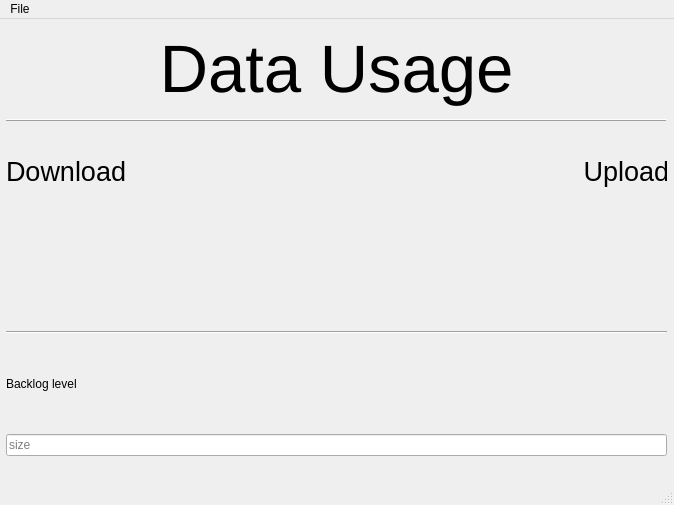
First picture: the form in packman/gui/ui/mainwindow.ui, repository Skynse/Packman, before the edit.
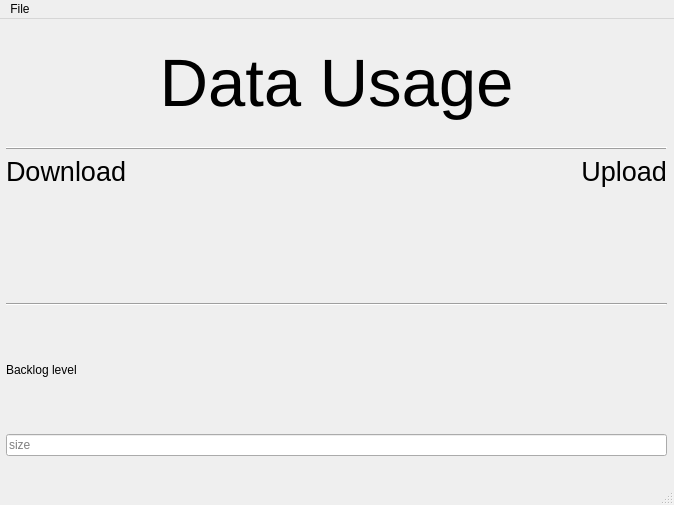
Second picture: the form after the edit.

Patch:
```diff
--- a/packman/gui/ui/mainwindow.ui
+++ b/packman/gui/ui/mainwindow.ui
@@ -64,21 +64,9 @@
        </property>
       </widget>
      </item>
-     <item>
-      <widget class="QLabel" name="label">
-       <property name="font">
-        <font>
-         <pointsize>20</pointsize>
-        </font>
-       </property>
-       <property name="text">
-        <string>Download                                                             Upload</string>
-       </property>
-      </widget>
-     </item>
      <item>
       <layout class="QGridLayout" name="gridLayout">
-       <item row="0" column="0" rowspan="2">
+       <item row="1" column="0" rowspan="2">
         <widget class="QLabel" name="val_gb">
          <property name="font">
           <font>
@@ -92,21 +80,7 @@
          </property>
         </widget>
        </item>
-       <item row="2" column="0">
-        <widget class="QLabel" name="val_mb">
-         <property name="font">
-          <font>
-           <pointsize>30</pointsize>
-           <weight>75</weight>
-           <bold>true</bold>
-          </font>
-         </property>
-         <property name="text">
-          <string/>
-         </property>
-        </widget>
-       </item>
-       <item row="2" column="2">
+       <item row="3" column="2">
         <widget class="QLabel" name="val_mb_up">
          <property name="font">
           <font>
@@ -123,7 +97,7 @@
          </property>
         </widget>
        </item>
-       <item row="0" column="2">
+       <item row="1" column="2">
         <widget class="QLabel" name="val_gb_up">
          <property name="font">
           <font>
@@ -140,6 +114,47 @@
          </property>
         </widget>
        </item>
+       <item row="3" column="0">
+        <widget class="QLabel" name="val_mb">
+         <property name="font">
+          <font>
+           <pointsize>30</pointsize>
+           <weight>75</weight>
+           <bold>true</bold>
+          </font>
+         </property>
+         <property name="text">
+          <string/>
+         </property>
+        </widget>
+       </item>
+       <item row="0" column="0">
+        <widget class="QLabel" name="label">
+         <property name="font">
+          <font>
+           <pointsize>20</pointsize>
+          </font>
+         </property>
+         <property name="text">
+          <string>Download</string>
+         </property>
+        </widget>
+       </item>
+       <item row="0" column="2">
+        <widget class="QLabel" name="label_3">
+         <property name="font">
+          <font>
+           <pointsize>20</pointsize>
+          </font>
+         </property>
+         <property name="text">
+          <string>Upload</string>
+         </property>
+         <property name="alignment">
+          <set>Qt::AlignRight|Qt::AlignTrailing|Qt::AlignVCenter</set>
+         </property>
+        </widget>
+       </item>
       </layout>
      </item>
      <item>
```
